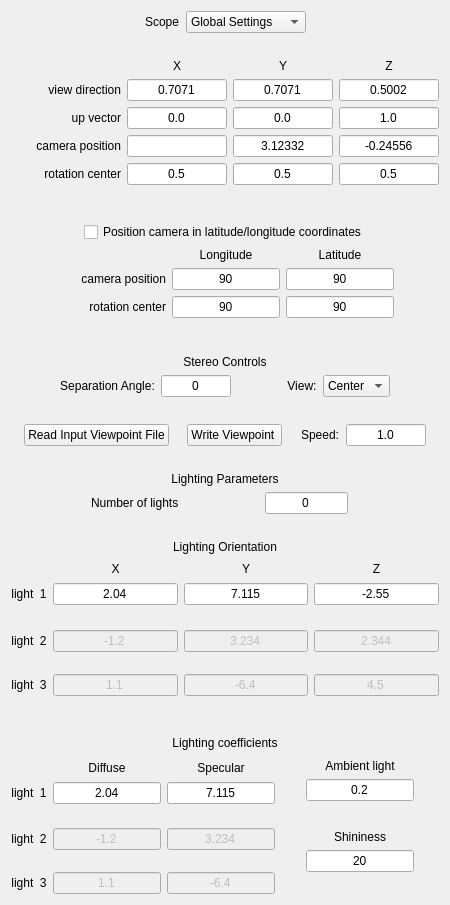
yyr/vapor, file apps/vaporgui/guis/ui/viztab.ui: the form before one commit.
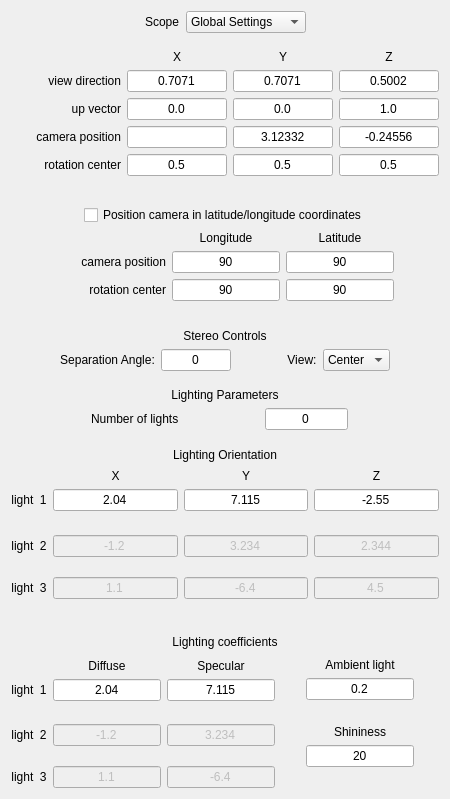
The form after the commit.

```diff
--- a/apps/vaporgui/guis/ui/viztab.ui
+++ b/apps/vaporgui/guis/ui/viztab.ui
@@ -7,7 +7,7 @@
     <x>0</x>
     <y>0</y>
     <width>450</width>
-    <height>905</height>
+    <height>799</height>
    </rect>
   </property>
   <property name="sizePolicy">
@@ -1114,109 +1114,6 @@
        </property>
       </spacer>
      </item>
-     <item>
-      <layout class="QHBoxLayout" name="horizontalLayout">
-       <item>
-        <spacer name="horizontalSpacer">
-         <property name="orientation">
-          <enum>Qt::Horizontal</enum>
-         </property>
-         <property name="sizeHint" stdset="0">
-          <size>
-           <width>40</width>
-           <height>20</height>
-          </size>
-         </property>
-        </spacer>
-       </item>
-       <item>
-        <widget class="QPushButton" name="readViewpointsButton">
-         <property name="text">
-          <string>Read Input Viewpoint File</string>
-         </property>
-        </widget>
-       </item>
-       <item>
-        <spacer name="horizontalSpacer_2">
-         <property name="orientation">
-          <enum>Qt::Horizontal</enum>
-         </property>
-         <property name="sizeHint" stdset="0">
-          <size>
-           <width>40</width>
-           <height>20</height>
-          </size>
-         </property>
-        </spacer>
-       </item>
-       <item>
-        <widget class="QPushButton" name="writeViewpointButton">
-         <property name="text">
-          <string>Write Viewpoint </string>
-         </property>
-        </widget>
-       </item>
-       <item>
-        <spacer name="horizontalSpacer_4">
-         <property name="orientation">
-          <enum>Qt::Horizontal</enum>
-         </property>
-         <property name="sizeHint" stdset="0">
-          <size>
-           <width>40</width>
-           <height>20</height>
-          </size>
-         </property>
-        </spacer>
-       </item>
-       <item>
-        <widget class="QLabel" name="label">
-         <property name="text">
-          <string>Speed:</string>
-         </property>
-        </widget>
-       </item>
-       <item>
-        <widget class="QLineEdit" name="speedEdit">
-         <property name="toolTip">
-          <string>Speed at keyframe is distance between camera positions per frame</string>
-         </property>
-         <property name="text">
-          <string>1.0</string>
-         </property>
-         <property name="alignment">
-          <set>Qt::AlignCenter</set>
-         </property>
-        </widget>
-       </item>
-       <item>
-        <spacer name="horizontalSpacer_3">
-         <property name="orientation">
-          <enum>Qt::Horizontal</enum>
-         </property>
-         <property name="sizeHint" stdset="0">
-          <size>
-           <width>40</width>
-           <height>20</height>
-          </size>
-         </property>
-        </spacer>
-       </item>
-      </layout>
-     </item>
-     <item>
-      <spacer name="verticalSpacer">
-       <property name="orientation">
-        <enum>Qt::Vertical</enum>
-       </property>
-       <property name="sizeHint" stdset="0">
-        <size>
-         <width>20</width>
-         <height>13</height>
-        </size>
-       </property>
-      </spacer>
-     </item>
      <item>
       <widget class="QLabel" name="textLabel3_3">
        <property name="text">
```
